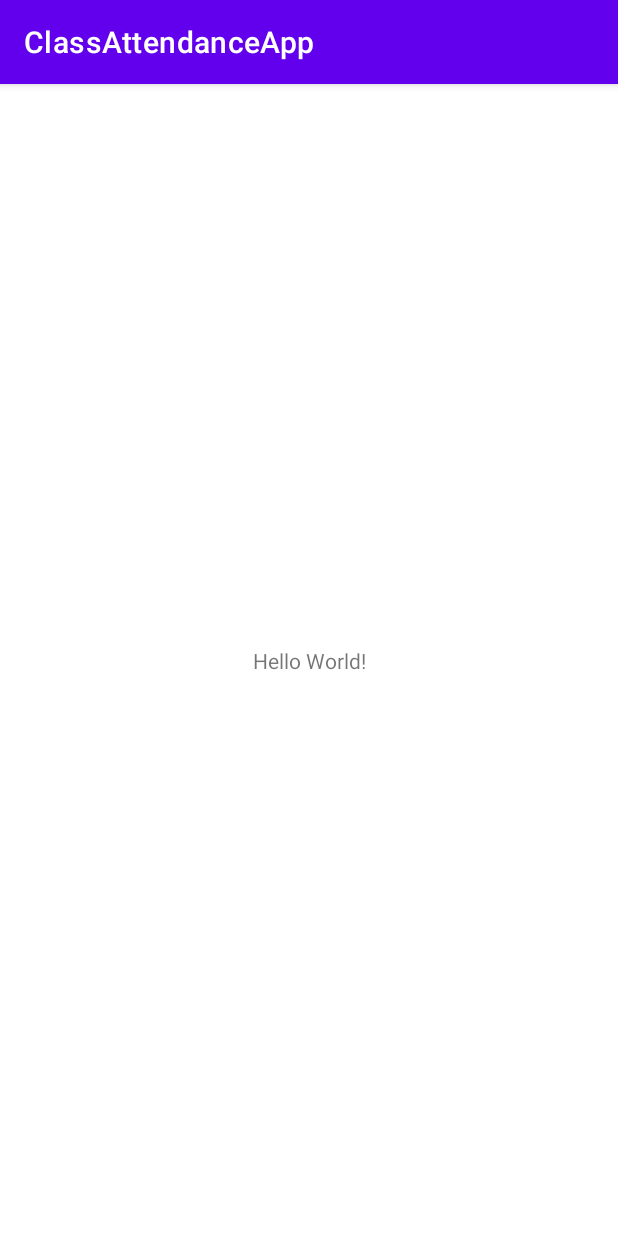
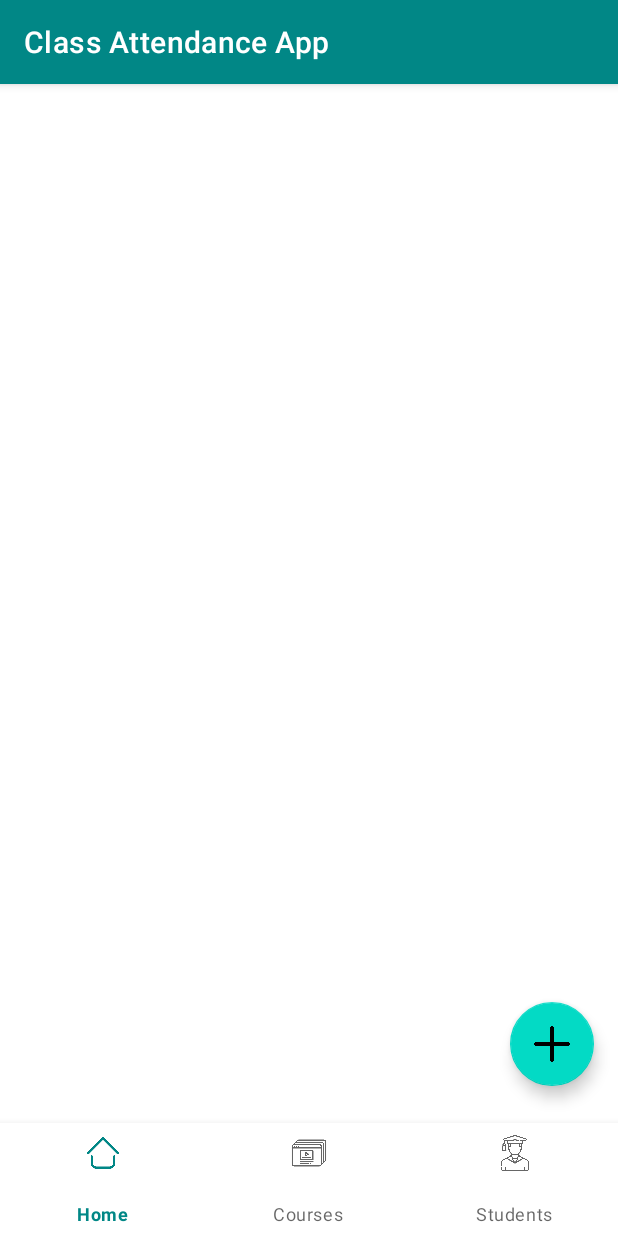
Before and after one commit to AaronMk44/ClassAttendanceApp, an Android app: the screen it shows after launch (MainActivity), on a phone screen of 412 x 824 dp. Run offline under Robolectric (Android 15) with nearby library versions, the phone set to English and light mode, and no system bars.

Commit message:
feat: add floating action buttons

```diff
--- a/app/src/main/java/com/app/classattendanceapp/MainActivity.java
+++ b/app/src/main/java/com/app/classattendanceapp/MainActivity.java
@@ -3,12 +3,53 @@ package com.app.classattendanceapp;
 import androidx.appcompat.app.AppCompatActivity;
 
 import android.os.Bundle;
+import android.view.View;
+import android.widget.TextView;
+
+import com.google.android.material.floatingactionbutton.FloatingActionButton;
 
 public class MainActivity extends AppCompatActivity {
+    FloatingActionButton addStudent, addCourse, addAction;
+    TextView addStudentText, addCourseText;
+    boolean areFabShowing;
 
     @Override
     protected void onCreate(Bundle savedInstanceState) {
         super.onCreate(savedInstanceState);
         setContentView(R.layout.activity_main);
+
+        addStudent = findViewById(R.id.add_student);
+        addCourse = findViewById(R.id.add_course);
+        addAction = findViewById(R.id.add_action);
+
+        addStudentText = findViewById(R.id.add_student_text);
+        addCourseText = findViewById(R.id.add_course_text);
+
+        addStudent.setVisibility(View.GONE);
+        addCourse.setVisibility(View.GONE);
+        addStudentText.setVisibility(View.GONE);
+        addCourseText.setVisibility(View.GONE);
+
+        areFabShowing = false;
+
+        addAction.setOnClickListener(v -> {
+            if(areFabShowing){
+                addStudent.hide();
+                addCourse.hide();
+                addStudentText.setVisibility(View.GONE);
+                addCourseText.setVisibility(View.GONE);
+
+                areFabShowing = false;
+
+            }else {
+                addStudent.show();
+                addCourse.show();
+                addStudentText.setVisibility(View.VISIBLE);
+                addCourseText.setVisibility(View.VISIBLE);
+
+                areFabShowing = true;
+            }
+        });
     }
+
 }
--- a/app/src/main/java/com/app/classattendanceapp/models/StudentModel.java
+++ b/app/src/main/java/com/app/classattendanceapp/models/StudentModel.java
@@ -8,7 +8,7 @@ import android.database.sqlite.SQLiteOpenHelper;
 
 import androidx.annotation.Nullable;
 
-import com.example.attendanceregister.entities.Student;
+import com.app.classattendanceapp.entities.Student;
 
 import java.util.ArrayList;
 import java.util.List;
--- a/app/src/main/res/layout/activity_main.xml
+++ b/app/src/main/res/layout/activity_main.xml
@@ -6,13 +6,80 @@
     android:layout_height="match_parent"
     tools:context=".MainActivity">
 
-    <TextView
-        android:layout_width="wrap_content"
-        android:layout_height="wrap_content"
-        android:text="Hello World!"
-        app:layout_constraintBottom_toBottomOf="parent"
+    <FrameLayout
+        android:id="@+id/flFragment"
+        android:layout_width="match_parent"
+        android:layout_height="0dp"
+        app:layout_constraintBottom_toTopOf="@+id/bottomNavigationView"
         app:layout_constraintEnd_toEndOf="parent"
+        app:layout_constraintHorizontal_bias="0.5"
         app:layout_constraintStart_toStartOf="parent"
         app:layout_constraintTop_toTopOf="parent" />
 
+    <TextView
+        android:id="@+id/add_course_text"
+        android:layout_width="wrap_content"
+        android:layout_height="wrap_content"
+        android:layout_marginEnd="8dp"
+        android:text="Add Course"
+        app:layout_constraintBottom_toBottomOf="@+id/add_course"
+        app:layout_constraintEnd_toStartOf="@+id/add_course"
+        app:layout_constraintTop_toTopOf="@+id/add_course" />
+
+    <com.google.android.material.floatingactionbutton.FloatingActionButton
+        android:id="@+id/add_course"
+        android:layout_width="wrap_content"
+        android:layout_height="wrap_content"
+        android:layout_gravity="end"
+        android:layout_marginEnd="16dp"
+        android:layout_marginBottom="180dp"
+        android:src="@drawable/courses"
+        app:fabSize="normal"
+        app:layout_constraintBottom_toBottomOf="parent"
+        app:layout_constraintEnd_toEndOf="parent" />
+
+    <TextView
+        android:id="@+id/add_student_text"
+        android:layout_width="wrap_content"
+        android:layout_height="wrap_content"
+        android:layout_marginEnd="8dp"
+        android:text="Add Student"
+        app:layout_constraintBottom_toBottomOf="@+id/add_student"
+        app:layout_constraintEnd_toStartOf="@+id/add_student"
+        app:layout_constraintTop_toTopOf="@+id/add_student" />
+
+    <com.google.android.material.floatingactionbutton.FloatingActionButton
+        android:id="@+id/add_student"
+        android:layout_width="wrap_content"
+        android:layout_height="wrap_content"
+        android:layout_gravity="end"
+        android:layout_marginEnd="16dp"
+        android:layout_marginBottom="250dp"
+        android:src="@drawable/students"
+        app:fabSize="normal"
+        app:layout_constraintBottom_toBottomOf="parent"
+        app:layout_constraintEnd_toEndOf="parent" />
+
+    <com.google.android.material.floatingactionbutton.FloatingActionButton
+        android:id="@+id/add_action"
+        android:layout_width="wrap_content"
+        android:layout_height="wrap_content"
+        android:layout_gravity="end"
+        android:layout_marginEnd="16dp"
+        android:layout_marginBottom="100dp"
+        android:src="@drawable/plus"
+        app:fabSize="normal"
+        app:layout_constraintBottom_toBottomOf="parent"
+        app:layout_constraintEnd_toEndOf="parent" />
+
+    <com.google.android.material.bottomnavigation.BottomNavigationView
+        android:id="@+id/bottomNavigationView"
+        android:layout_width="match_parent"
+        android:layout_height="75dp"
+        app:layout_constraintBottom_toBottomOf="parent"
+        app:layout_constraintEnd_toEndOf="parent"
+        app:layout_constraintHorizontal_bias="0.5"
+        app:layout_constraintStart_toStartOf="parent"
+        app:menu="@menu/bottom_nav_menu"/>
+
 </androidx.constraintlayout.widget.ConstraintLayout>
--- /dev/null
+++ b/app/src/main/res/menu/bottom_nav_menu.xml
@@ -0,0 +1,15 @@
+<?xml version="1.0" encoding="utf-8"?>
+<menu xmlns:android="http://schemas.android.com/apk/res/android">
+    <item
+        android:id="@+id/person"
+        android:title="Home"
+        android:icon="@drawable/home"/>
+    <item
+        android:id="@+id/home"
+        android:title="Courses"
+        android:icon="@drawable/courses"/>
+    <item
+        android:id="@+id/settings"
+        android:title="Students"
+        android:icon="@drawable/students"/>
+</menu>
--- a/app/src/main/res/values-night/themes.xml
+++ b/app/src/main/res/values-night/themes.xml
@@ -2,12 +2,12 @@
     <!-- Base application theme. -->
     <style name="Theme.ClassAttendanceApp" parent="Theme.MaterialComponents.DayNight.DarkActionBar">
         <!-- Primary brand color. -->
-        <item name="colorPrimary">@color/purple_200</item>
-        <item name="colorPrimaryVariant">@color/purple_700</item>
-        <item name="colorOnPrimary">@color/black</item>
+        <item name="colorPrimary">@color/teal_700</item>
+        <item name="colorPrimaryVariant">@color/teal_200</item>
+        <item name="colorOnPrimary">@color/white</item>
         <!-- Secondary brand color. -->
         <item name="colorSecondary">@color/teal_200</item>
-        <item name="colorSecondaryVariant">@color/teal_200</item>
+        <item name="colorSecondaryVariant">@color/teal_700</item>
         <item name="colorOnSecondary">@color/black</item>
         <!-- Status bar color. -->
         <item name="android:statusBarColor" tools:targetApi="l">?attr/colorPrimaryVariant</item>
--- a/app/src/main/res/values/strings.xml
+++ b/app/src/main/res/values/strings.xml
@@ -1,3 +1,3 @@
 <resources>
-    <string name="app_name">ClassAttendanceApp</string>
+    <string name="app_name">Class Attendance App</string>
 </resources>
--- /dev/null
+++ b/app/src/main/res/values/styles.xml
@@ -0,0 +1,9 @@
+<?xml version="1.0" encoding="utf-8"?>
+<resources>
+    <style name="ClassAttendanceApp" parent="Theme.MaterialComponents.Light.DarkActionBar">
+        <!-- Customize your theme here. -->
+        <item name="colorPrimary">@color/purple_500</item>
+        <item name="colorPrimaryDark">@color/purple_500</item>
+        <item name="colorAccent">@color/purple_500</item>
+    </style>
+</resources>
--- a/app/src/main/res/values/themes.xml
+++ b/app/src/main/res/values/themes.xml
@@ -2,8 +2,8 @@
     <!-- Base application theme. -->
     <style name="Theme.ClassAttendanceApp" parent="Theme.MaterialComponents.DayNight.DarkActionBar">
         <!-- Primary brand color. -->
-        <item name="colorPrimary">@color/purple_500</item>
-        <item name="colorPrimaryVariant">@color/purple_700</item>
+        <item name="colorPrimary">@color/teal_700</item>
+        <item name="colorPrimaryVariant">@color/teal_200</item>
         <item name="colorOnPrimary">@color/white</item>
         <!-- Secondary brand color. -->
         <item name="colorSecondary">@color/teal_200</item>
```
Also changed, not shown: app/src/main/home-playstore.png (added), app/src/main/res/drawable/courses.png (added), app/src/main/res/drawable/home.png (added), app/src/main/res/drawable/plus.png (added), app/src/main/res/drawable/students.png (added).
